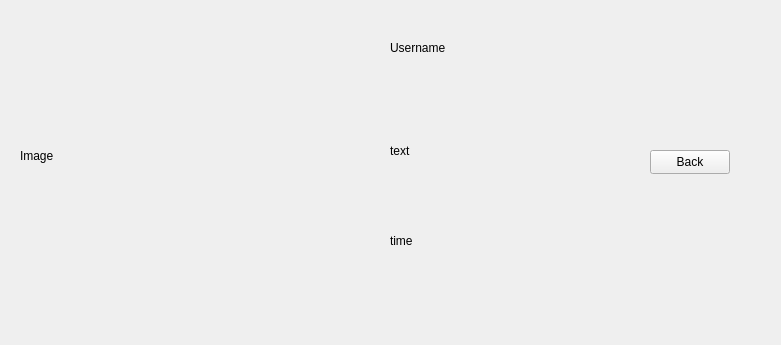
Above: frontend/gym_frontend/postwindow/postwindow.ui from AlexMNK/dyplom-gym before the change. Below: the same form after it.
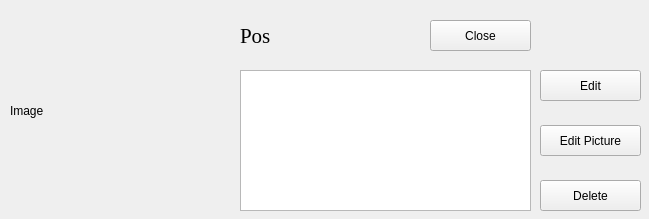
That is the form after the change. Icons and pictures are not drawn.

```diff
--- a/frontend/gym_frontend/postwindow/postwindow.ui
+++ b/frontend/gym_frontend/postwindow/postwindow.ui
@@ -6,8 +6,8 @@
    <rect>
     <x>0</x>
     <y>0</y>
-    <width>781</width>
-    <height>345</height>
+    <width>649</width>
+    <height>219</height>
    </rect>
   </property>
   <property name="sizePolicy">
@@ -18,14 +18,14 @@
   </property>
   <property name="minimumSize">
    <size>
-    <width>781</width>
-    <height>345</height>
+    <width>0</width>
+    <height>0</height>
    </size>
   </property>
   <property name="maximumSize">
    <size>
-    <width>781</width>
-    <height>345</height>
+    <width>1000</width>
+    <height>219</height>
    </size>
   </property>
   <property name="windowTitle">
@@ -35,10 +35,10 @@
    <widget class="QLabel" name="image">
     <property name="geometry">
      <rect>
-      <x>20</x>
+      <x>10</x>
       <y>10</y>
-      <width>321</width>
-      <height>291</height>
+      <width>221</width>
+      <height>201</height>
      </rect>
     </property>
     <property name="font">
@@ -56,53 +56,94 @@
    <widget class="QLabel" name="username">
     <property name="geometry">
      <rect>
-      <x>390</x>
-      <y>40</y>
-      <width>161</width>
-      <height>16</height>
+      <x>240</x>
+      <y>10</y>
+      <width>181</width>
+      <height>51</height>
      </rect>
     </property>
+    <property name="font">
+     <font>
+      <family>Times New Roman</family>
+      <pointsize>16</pointsize>
+     </font>
+    </property>
     <property name="text">
-     <string>Username</string>
+     <string>Pos</string>
     </property>
    </widget>
-   <widget class="QLabel" name="text">
+   <widget class="QPushButton" name="back">
     <property name="geometry">
      <rect>
-      <x>390</x>
-      <y>90</y>
-      <width>161</width>
-      <height>121</height>
+      <x>430</x>
+      <y>20</y>
+      <width>101</width>
+      <height>31</height>
      </rect>
     </property>
     <property name="text">
-     <string>text</string>
+     <string>Close</string>
     </property>
    </widget>
-   <widget class="QLabel" name="time">
+   <widget class="QTextEdit" name="textEdit">
     <property name="geometry">
      <rect>
-      <x>390</x>
-      <y>220</y>
-      <width>161</width>
-      <height>41</height>
+      <x>240</x>
+      <y>70</y>
+      <width>291</width>
+      <height>141</height>
      </rect>
     </property>
+    <property name="font">
+     <font>
+      <family>Times New Roman</family>
+      <pointsize>14</pointsize>
+     </font>
+    </property>
+   </widget>
+   <widget class="QPushButton" name="edit">
+    <property name="geometry">
+     <rect>
+      <x>540</x>
+      <y>70</y>
+      <width>101</width>
+      <height>31</height>
+     </rect>
+    </property>
+    <property name="cursor">
+     <cursorShape>PointingHandCursor</cursorShape>
+    </property>
     <property name="text">
-     <string>time</string>
+     <string>Edit</string>
     </property>
    </widget>
    <widget class="QPushButton" name="pushButton">
     <property name="geometry">
      <rect>
-      <x>650</x>
-      <y>150</y>
-      <width>80</width>
-      <height>24</height>
+      <x>540</x>
+      <y>125</y>
+      <width>101</width>
+      <height>31</height>
      </rect>
     </property>
     <property name="text">
-     <string>Back</string>
+     <string>Edit Picture</string>
+    </property>
+   </widget>
+   <widget class="QPushButton" name="delete_2">
+    <property name="geometry">
+     <rect>
+      <x>540</x>
+      <y>180</y>
+      <width>101</width>
+      <height>31</height>
+     </rect>
+    </property>
+    <property name="cursor">
+     <cursorShape>PointingHandCursor</cursorShape>
+    </property>
+    <property name="text">
+     <string>Delete</string>
     </property>
    </widget>
   </widget>
```
Left out of the diff: 20 changed lines with no effect on the pictures.
